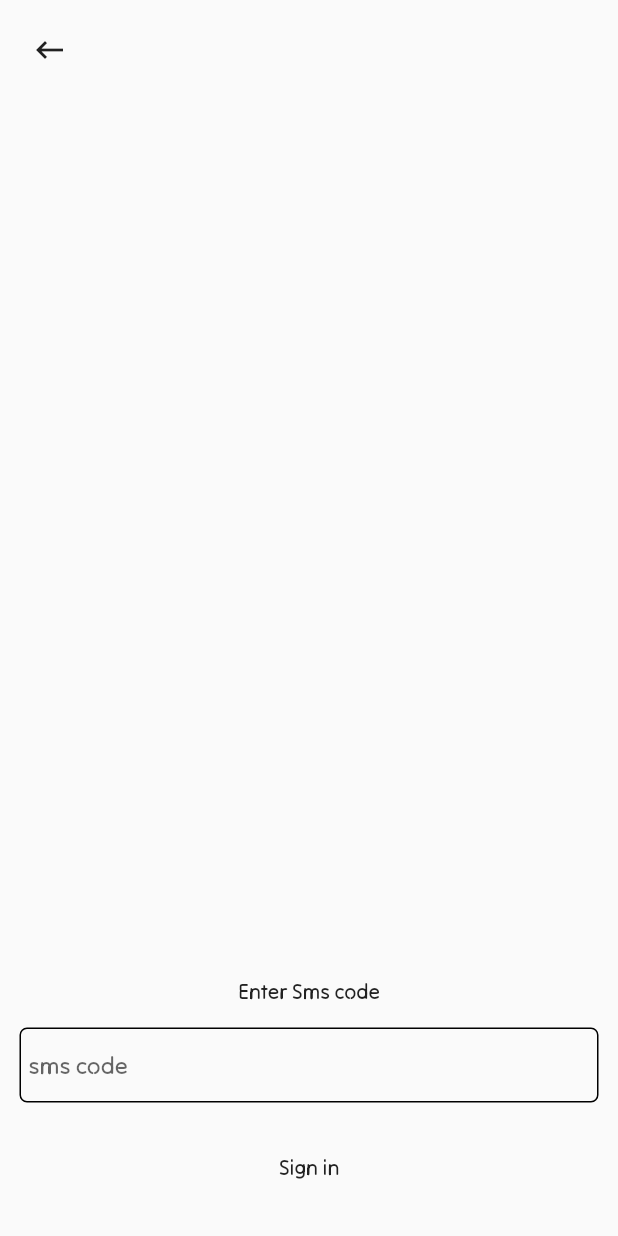
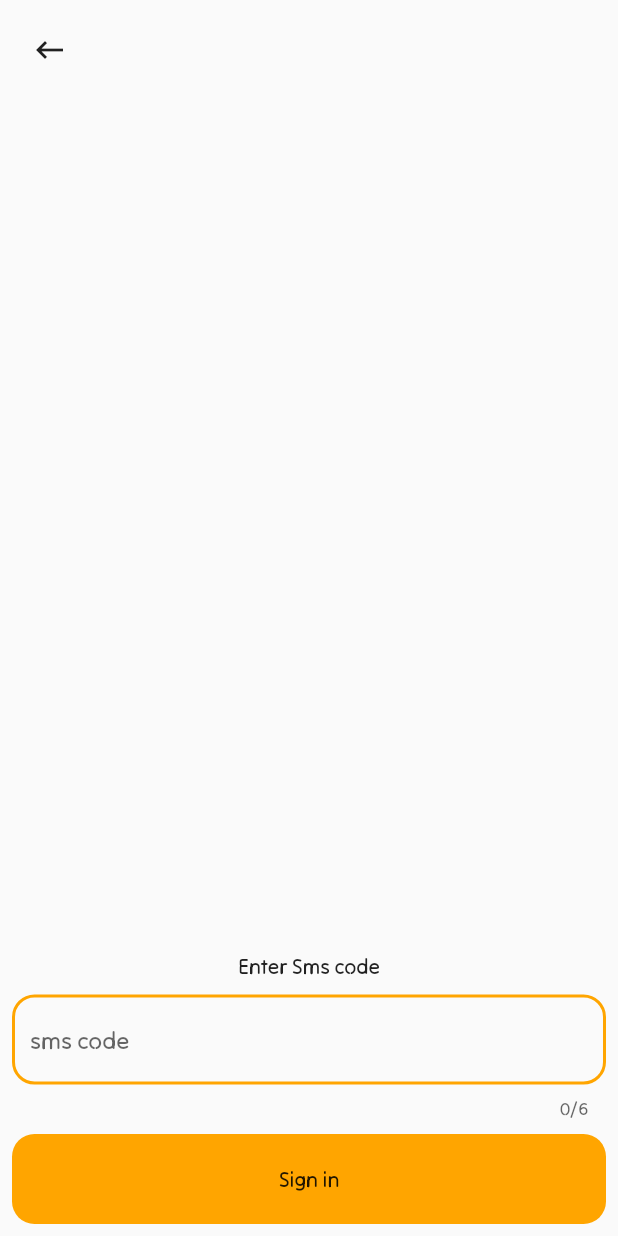
Before and after one commit to Abdurahmon727/Recipe-app, a Flutter app: the SmsChechPage screen opened directly, on a phone screen of 412 x 824 dp. Run offline on Flutter 3.47's test engine with Material 2 defaults, Android fonts, the phone set to English and light mode, and no system bars; drawn by our look-alikes of sms_autofill; our stand-ins replace bloc, cached_network_image, dio, equatable, firebase_auth, firebase_core and 13 more; accounts and stored records are empty.

Commit message:
feat: add phone number auth

```diff
--- a/lib/features/auth/domain/repository/auth_repo.dart
+++ b/lib/features/auth/domain/repository/auth_repo.dart
@@ -2,5 +2,6 @@ import 'package:remote_recipe/core/data/either.dart';
 import 'package:remote_recipe/core/error/failure.dart';
 
 abstract class AuthRepository {
-  Future<Either<ServerFailure, void>> signIn(String phoneNumber);
+  Future<Either<ServerFailure, String>> signIn(String phoneNumber);
+  Future<Either<ServerFailure, void>> checkSms(String smsCode, String id);
 }
--- /dev/null
+++ b/lib/features/auth/domain/usecase/check_code.dart
@@ -0,0 +1,26 @@
+import 'package:equatable/equatable.dart';
+
+import '../../../../core/data/either.dart';
+import '../../../../core/error/failure.dart';
+import '../../../../core/usecases/usecase.dart';
+import '../../data/repository/auth_repo_impl.dart';
+
+class CheckSmsUseCase implements UseCase<void, SmsParams> {
+  final _reposiotory = AuthRepositoryImpl();
+  @override
+  Future<Either<Failure, void>> call(SmsParams params) {
+    return _reposiotory.checkSms(params.smsCode, params.id);
+  }
+}
+
+class SmsParams extends Equatable {
+  final String smsCode;
+  final String id;
+  const SmsParams({
+    required this.smsCode,
+    required this.id,
+  });
+
+  @override
+  List<Object?> get props => [smsCode, id];
+}
--- /dev/null
+++ b/lib/features/auth/domain/usecase/sent_code.dart
@@ -0,0 +1,12 @@
+import '../../../../core/data/either.dart';
+import '../../../../core/error/failure.dart';
+import '../../../../core/usecases/usecase.dart';
+import '../../data/repository/auth_repo_impl.dart';
+
+class SentCodeUseCase implements UseCase<String, String> {
+  final _repository = AuthRepositoryImpl();
+  @override
+  Future<Either<Failure, String>> call(String params) {
+    return _repository.signIn(params);
+  }
+}
--- a/lib/features/auth/presentation/bloc/auth_bloc.dart
+++ b/lib/features/auth/presentation/bloc/auth_bloc.dart
@@ -1,15 +1,41 @@
 import 'package:bloc/bloc.dart';
+import 'package:flutter/material.dart';
 import 'package:freezed_annotation/freezed_annotation.dart';
-import 'package:remote_recipe/core/models/authentication_status.dart';
 
+import '../../../../core/models/authentication_status.dart';
+import '../../domain/usecase/check_code.dart';
+import '../../domain/usecase/sent_code.dart';
+
+part 'auth_bloc.freezed.dart';
 part 'auth_event.dart';
 part 'auth_state.dart';
-part 'auth_bloc.freezed.dart';
 
 class AuthBloc extends Bloc<AuthEvent, AuthState> {
-  AuthBloc() : super(_AuthState()) {
-    on<AuthEvent>((event, emit) {
-      // TODO: implement event handler
+  String id = '';
+  AuthBloc(final bool hasAccount)
+      : super(_AuthState(
+          authStatus: hasAccount
+              ? AuthenticationStatus.authenticated
+              : AuthenticationStatus.unauthenticated,
+        )) {
+    on<_SignIn>((event, emit) async {
+      final usecase = SentCodeUseCase();
+      final result = await usecase.call(event.phoneNumber);
+      result.either((value) {
+        event.onFailure(value.errorMessage);
+      }, (value) {
+        id = value;
+      });
+    });
+    on<_CheckSms>((event, emit) async {
+      final usecase = CheckSmsUseCase();
+      final result =
+          await usecase.call(SmsParams(smsCode: event.smsCode, id: id));
+      result.either((value) {
+        event.onFailure(value.errorMessage);
+      }, (_) {
+        event.onSuccess;
+      });
     });
   }
 }
--- a/lib/features/auth/presentation/bloc/auth_event.dart
+++ b/lib/features/auth/presentation/bloc/auth_event.dart
@@ -2,5 +2,12 @@ part of 'auth_bloc.dart';
 
 @freezed
 class AuthEvent with _$AuthEvent {
-  const factory AuthEvent.signIn() = _SignIn;
+  const factory AuthEvent.signIn(
+      {required String phoneNumber,
+      required ValueChanged<String> onFailure}) = _SignIn;
+  const factory AuthEvent.checkSms(
+      {required String smsCode,
+      required ValueChanged<String> onFailure,
+      required VoidCallback onSuccess,
+      required}) = _CheckSms;
 }
--- a/lib/features/auth/presentation/bloc/auth_state.dart
+++ b/lib/features/auth/presentation/bloc/auth_state.dart
@@ -3,6 +3,7 @@ part of 'auth_bloc.dart';
 @freezed
 class AuthState with _$AuthState {
   const factory AuthState({
-    @Default(AuthenticationStatus.unauthenticated) AuthenticationStatus authStatus,
+    @Default(AuthenticationStatus.unauthenticated)
+        AuthenticationStatus authStatus,
   }) = _AuthState;
 }
--- a/lib/features/auth/presentation/pages/sms_check_page.dart
+++ b/lib/features/auth/presentation/pages/sms_check_page.dart
@@ -1,8 +1,12 @@
 import 'package:flutter/material.dart';
 import 'package:flutter_masked_text2/flutter_masked_text2.dart';
+import 'package:sms_autofill/sms_autofill.dart';
+
+import '../../../../assets/colors/colors.dart';
 
 class SmsChechPage extends StatelessWidget {
   final controller = MaskedTextController(mask: '000000');
+  final smsTextFieldKey = GlobalKey<FormState>();
 
   SmsChechPage({super.key});
   @override
@@ -27,50 +31,50 @@ class SmsChechPage extends StatelessWidget {
                       )),
                 ),
                 Center(
+                  child: Form(
+                    key: smsTextFieldKey,
                     child: Column(children: [
-                    Text(
+                      const Text(
                         'Enter Sms code',
                       ),
                       const SizedBox(
                         height: 10,
                       ),
-                    Container(
-                        margin: const EdgeInsets.all(5),
-                        padding: const EdgeInsets.symmetric(horizontal: 5),
-                        height: 50,
-                        decoration: BoxDecoration(
-                            border: Border.all(),
+                      TextFieldPinAutoFill(
+                        autoFocus: true,
+                        onCodeSubmitted: (p0) {
+                          //TODO
+                        },
+                        decoration: const InputDecoration(
+                          border: InputBorder.none,
+                          hintText: 'sms code',
+                          focusedErrorBorder: OutlineInputBorder(
+                            borderRadius: BorderRadius.all(Radius.circular(15)),
+                            borderSide: BorderSide(color: Colors.red, width: 2),
+                          ),
+                          enabledBorder: OutlineInputBorder(
                               borderRadius:
-                                const BorderRadius.all(Radius.circular(5))),
-                        child: TextField(
-                          controller: controller,
-                          decoration: const InputDecoration(
-                              border: InputBorder.none, hintText: 'sms code'),
-                          keyboardType: TextInputType.number,
-                          onChanged: (value) {},
-                        )),
-                    // Visibility(
-                    //     visible: Provider.of<SignInProvider>(context).isFailSms,
-                    //     child: Padding(
-                    //       padding: const EdgeInsets.symmetric(horizontal: 5),
-                    //       child: Text(
-                    //         Provider.of<SignInProvider>(context).exceptionSms,
-                    //         textAlign: TextAlign.left,
-                    //         style: const TextStyle(color: Colors.red),
-                    //       ),
-                    //     )),
+                                  BorderRadius.all(Radius.circular(15)),
+                              borderSide: BorderSide(color: orange, width: 2)),
+                          focusedBorder: OutlineInputBorder(
+                              borderRadius:
+                                  BorderRadius.all(Radius.circular(15)),
+                              borderSide: BorderSide(color: orange, width: 2)),
+                        ),
+                      ),
+                      const SizedBox(height: 10),
                       GestureDetector(
                         onTap: () {
                           //TODO
                         },
                         child: Container(
-                        margin: const EdgeInsets.all(8),
                           decoration: const BoxDecoration(
+                              color: orange,
                               borderRadius:
-                                BorderRadius.all(Radius.circular(30))),
+                                  BorderRadius.all(Radius.circular(15))),
                           width: double.infinity,
                           height: 60,
-                        child: Center(
+                          child: const Center(
                             child: Text(
                               'Sign in',
                             ),
@@ -79,6 +83,7 @@ class SmsChechPage extends StatelessWidget {
                       ),
                     ]),
                   ),
+                ),
               ]),
         ),
       ),
--- a/pubspec.yaml
+++ b/pubspec.yaml
@@ -56,6 +56,7 @@ dependencies:
   go_router: ^6.2.0
   firebase_dynamic_links: ^5.0.16
   flutter_masked_text2: ^0.9.1
+  sms_autofill: ^2.3.0
 
 
 dev_dependencies:
```
Also changed, not shown: lib/core/app_functions.dart (+10 -0 lines), lib/features/auth/data/repository/auth_repo_impl.dart (+36 -9 lines), lib/features/auth/presentation/pages/sign_in_number.dart (+26 -20 lines), lib/main.dart (+18 -6 lines), lib/features/auth/presentation/bloc/auth_bloc.freezed.dart, pubspec.lock. Lines whose indentation alone changed are shown as unchanged.
